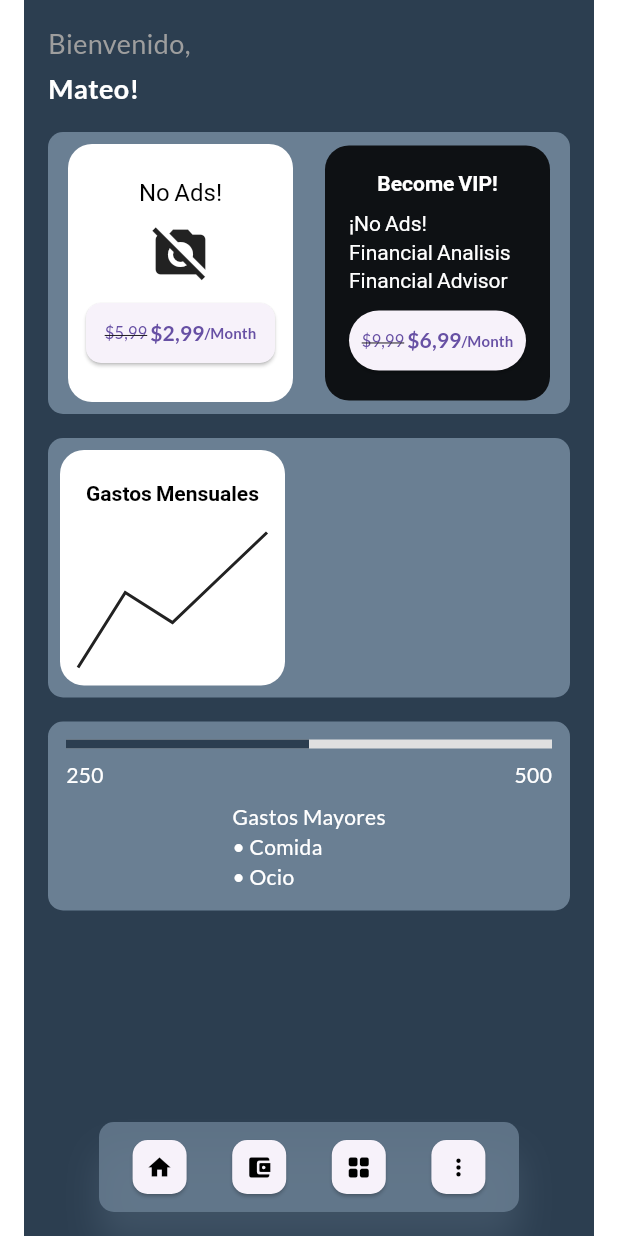
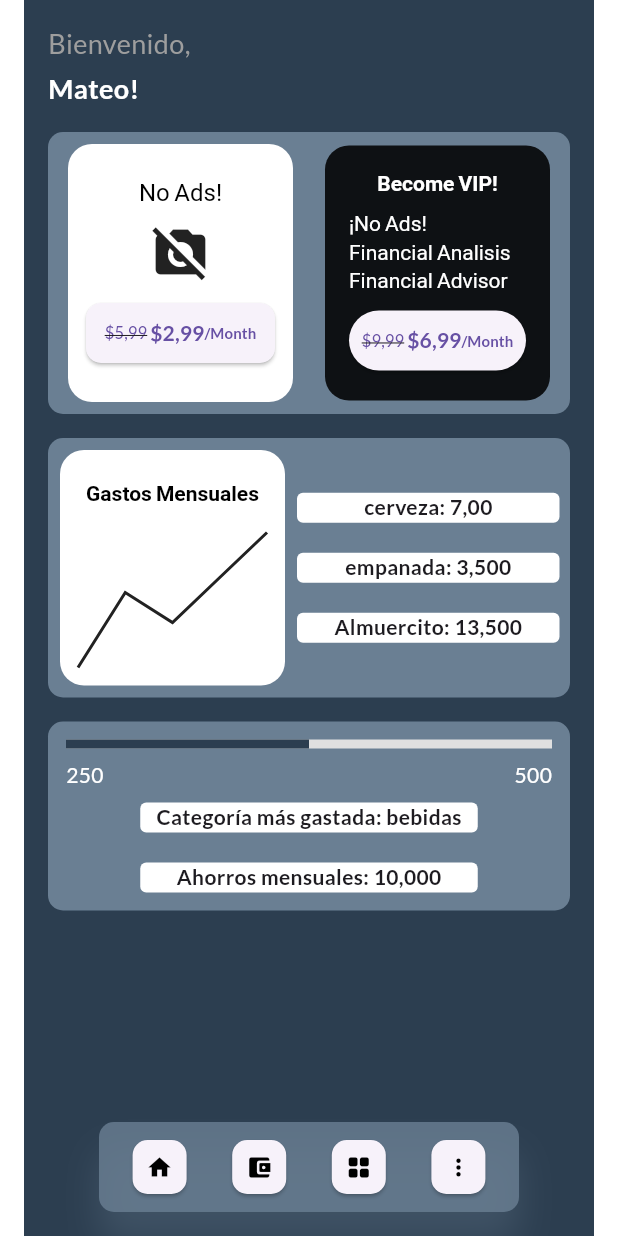
Before and after one commit to AurumJave/app_wallet, a Flutter app: the screen it shows after launch, on a phone screen of 412 x 824 dp. Run offline on Flutter 3.47's test engine with Material 3 defaults, Android fonts, the phone set to English and light mode, and no system bars; our stand-ins replace google_fonts.

Commit message:
para meter datos

```diff
--- a/lib/Tabs/dashboard_tab.dart
+++ b/lib/Tabs/dashboard_tab.dart
@@ -141,7 +141,32 @@ class DashboardTab extends StatelessWidget {
                     ),
                   ],
                 ),
-          )]),),
+              ),
+              Column(
+                mainAxisAlignment: MainAxisAlignment.start,
+                children: [
+                Container(
+                  width: 175,
+                  height: 20,
+                  decoration: BoxDecoration(borderRadius: BorderRadius.all(Radius.circular(4)), color: Colors.white,),
+                  child: Center(child: Text("cerveza: 7,00", textAlign: TextAlign.left, style: TextStyle(fontWeight: FontWeight.bold),)),
+                ),
+                SizedBox(height: 20),
+                Container(
+                  width: 175,
+                  height: 20,
+                  decoration: BoxDecoration(borderRadius: BorderRadius.all(Radius.circular(4)), color: Colors.white,),
+                  child: Center(child: Text("empanada: 3,500", textAlign: TextAlign.left, style: TextStyle(fontWeight: FontWeight.bold),)),
+                ),
+                SizedBox(height: 20),
+                Container(
+                  width: 175,
+                  height: 20,
+                  decoration: BoxDecoration(borderRadius: BorderRadius.all(Radius.circular(4)), color: Colors.white,),
+                  child: Center(child: Text("Almuercito: 13,500", textAlign: TextAlign.left, style: TextStyle(fontWeight: FontWeight.bold),)),
+                )
+              ],)
+          ]),),
           const SizedBox(height: 16),
           // Gastos Mayores + Progress
           Container(
@@ -166,17 +191,24 @@ class DashboardTab extends StatelessWidget {
                     ],
                   ),
                   const SizedBox(height: 8),
-                  const Align(
-                    alignment: Alignment.center,
-                    child: Column(
+                  Column(
                       crossAxisAlignment: CrossAxisAlignment.start,
                       children: [
-                        Text("Gastos Mayores", style: TextStyle(color: Colors.white)),
-                        Text("• Comida", style: TextStyle(color: Colors.white)),
-                        Text("• Ocio", style: TextStyle(color: Colors.white)),
+                        Container(
+                          width: 225,
+                          height: 20,
+                          decoration: BoxDecoration(borderRadius: BorderRadius.all(Radius.circular(4)), color: Colors.white,),
+                          child: Center(child: Text("Categoría más gastada: bebidas", textAlign: TextAlign.left, style: TextStyle(fontWeight: FontWeight.bold),)),
+                        ),
+                        SizedBox(height: 20),
+                        Container(
+                          width: 225,
+                          height: 20,
+                          decoration: BoxDecoration(borderRadius: BorderRadius.all(Radius.circular(4)), color: Colors.white,),
+                          child: Center(child: Text("Ahorros mensuales: 10,000", textAlign: TextAlign.left, style: TextStyle(fontWeight: FontWeight.bold),)),
+                        ),
                       ],
                     ),
-                  ),
                 ],
               ),
             ),
```
